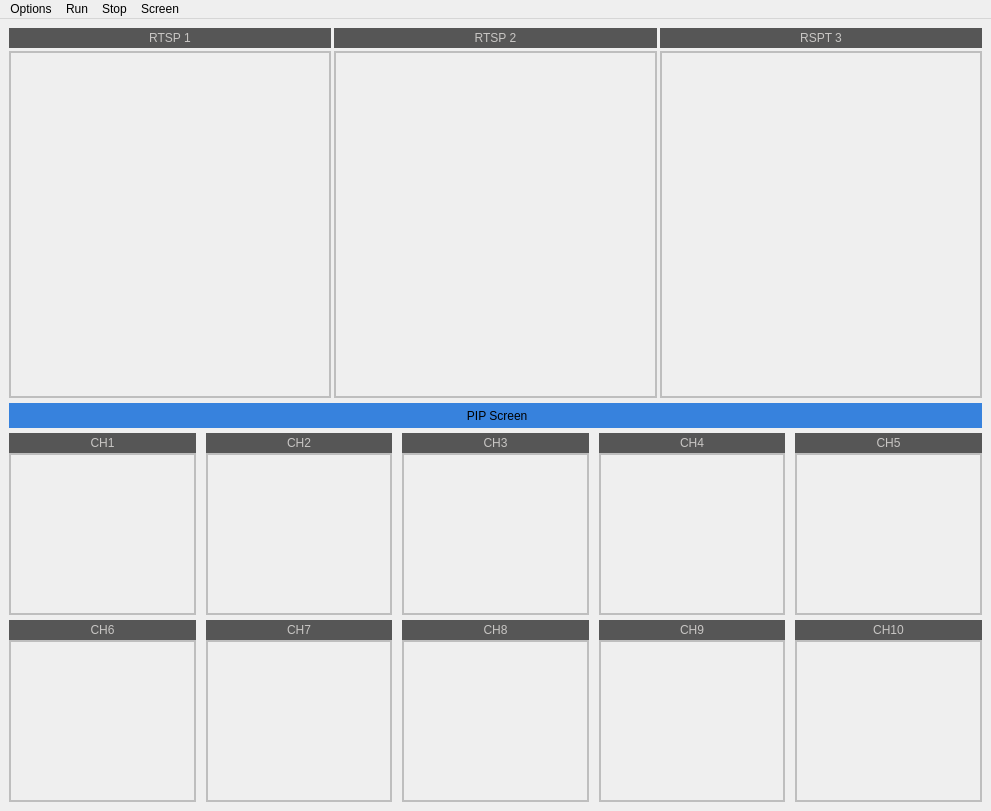
The window that UI/BroadCast.ui (SadPig00/OnePersonBroadCast) describes before a commit, drawn with Qt 5.
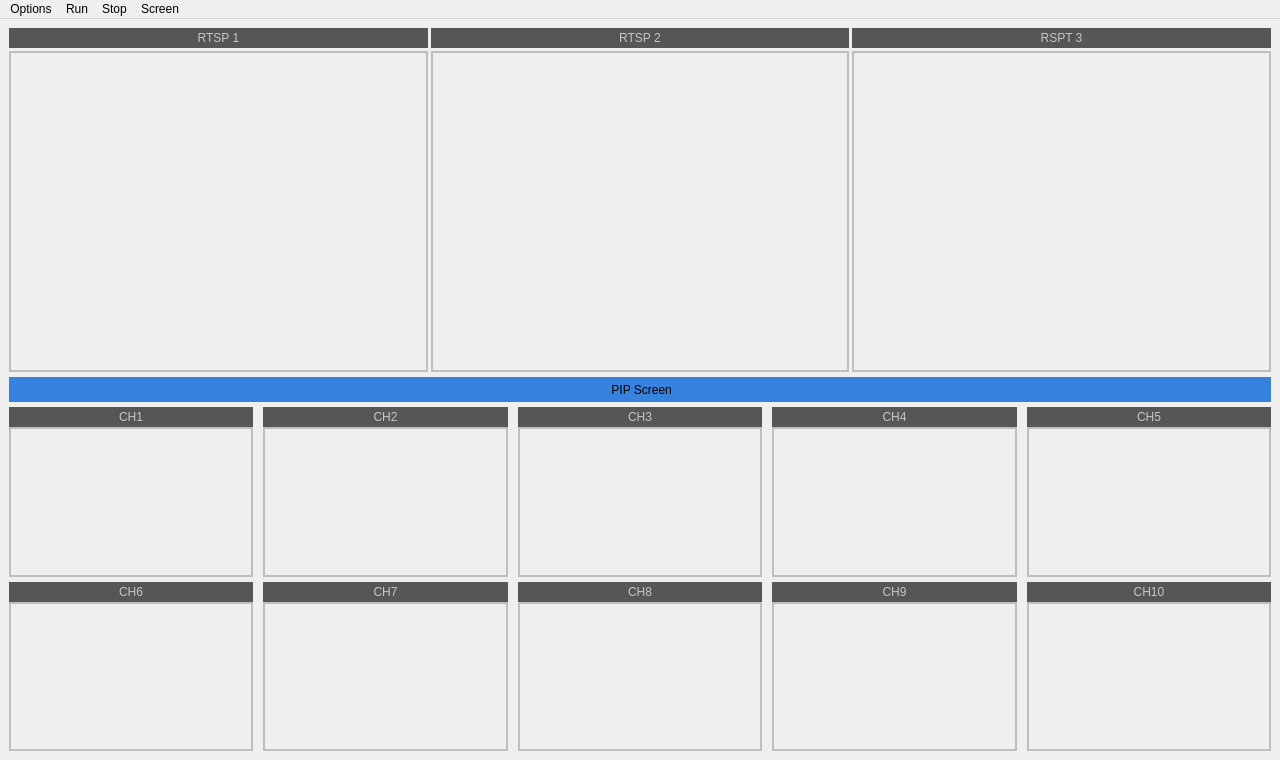
The same window after the commit.

What changed in the file:
```diff
--- a/UI/BroadCast.ui
+++ b/UI/BroadCast.ui
@@ -6,8 +6,8 @@
    <rect>
     <x>0</x>
     <y>0</y>
-    <width>991</width>
-    <height>811</height>
+    <width>1280</width>
+    <height>760</height>
    </rect>
   </property>
   <property name="windowTitle">
@@ -687,7 +687,7 @@
     <rect>
      <x>0</x>
      <y>0</y>
-     <width>991</width>
+     <width>1280</width>
      <height>21</height>
     </rect>
    </property>
```
